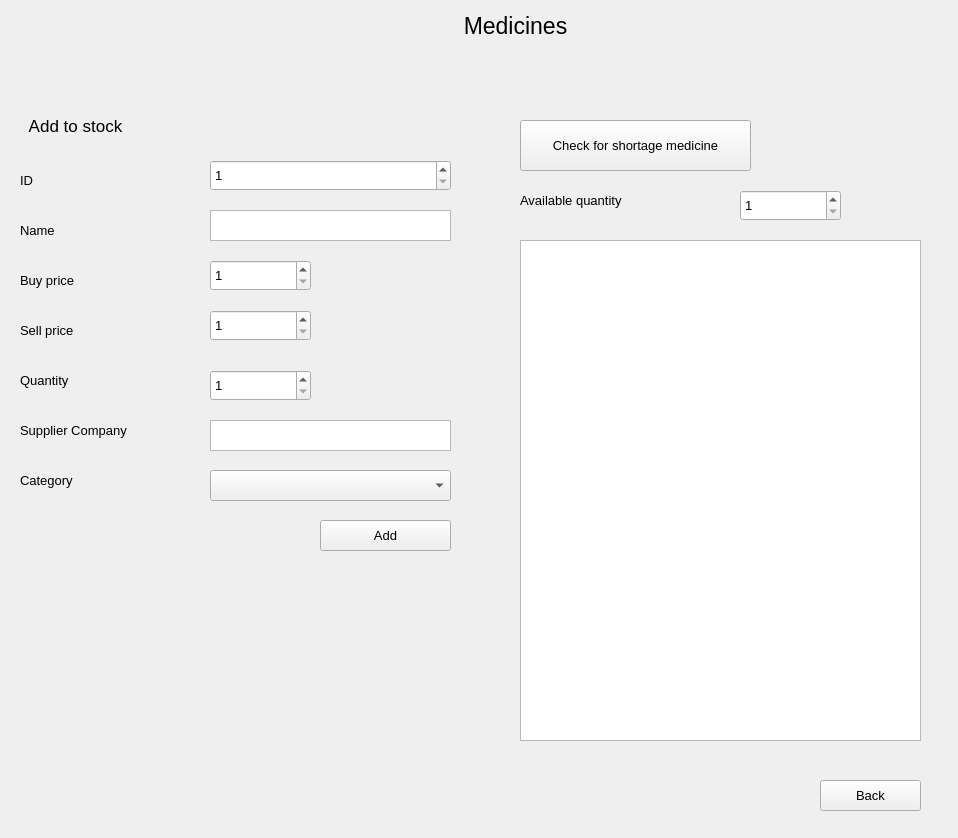
Before: the Qt Designer form add_medicine_window.ui in osamamuhammad3623/pharmacy_management_system, drawn with Qt 5.
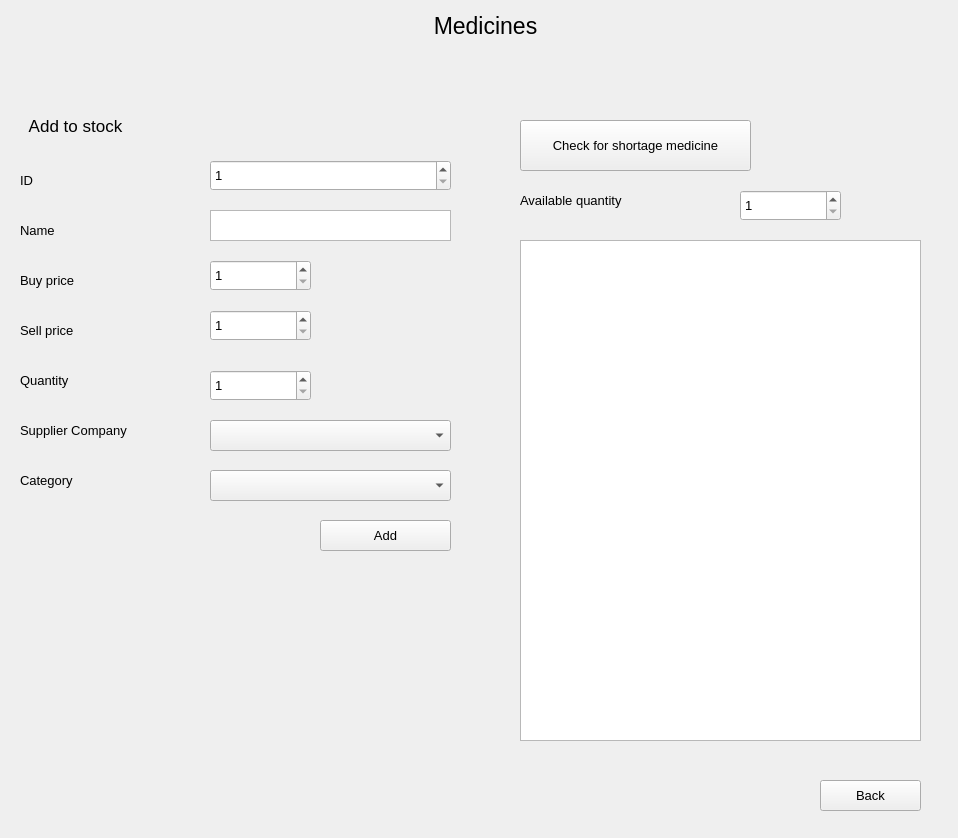
After: the same form once the commit is applied.

```diff
--- a/add_medicine_window.ui
+++ b/add_medicine_window.ui
@@ -127,7 +127,7 @@
   <widget class="QLabel" name="label_6">
    <property name="geometry">
     <rect>
-     <x>350</x>
+     <x>320</x>
      <y>0</y>
      <width>331</width>
      <height>51</height>
@@ -199,21 +199,6 @@
     <number>200</number>
    </property>
   </widget>
-  <widget class="QTextEdit" name="md_supplier_company">
-   <property name="geometry">
-    <rect>
-     <x>210</x>
-     <y>420</y>
-     <width>241</width>
-     <height>31</height>
-    </rect>
-   </property>
-   <property name="font">
-    <font>
-     <pointsize>10</pointsize>
-    </font>
-   </property>
-  </widget>
   <widget class="QLabel" name="label_5">
    <property name="geometry">
     <rect>
@@ -413,6 +398,21 @@
     <number>200</number>
    </property>
   </widget>
+  <widget class="QComboBox" name="md_category_2">
+   <property name="geometry">
+    <rect>
+     <x>210</x>
+     <y>420</y>
+     <width>241</width>
+     <height>31</height>
+    </rect>
+   </property>
+   <property name="font">
+    <font>
+     <pointsize>10</pointsize>
+    </font>
+   </property>
+  </widget>
  </widget>
  <resources/>
  <connections/>
```
